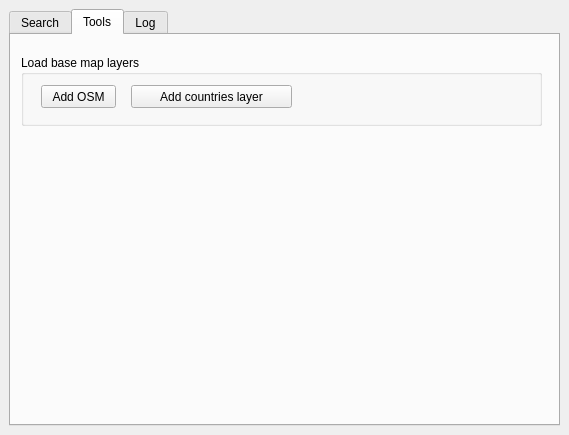
Qt form gui/geo_easin_dockwidget_base.ui (geoinnova/geoeasin) before a commit.
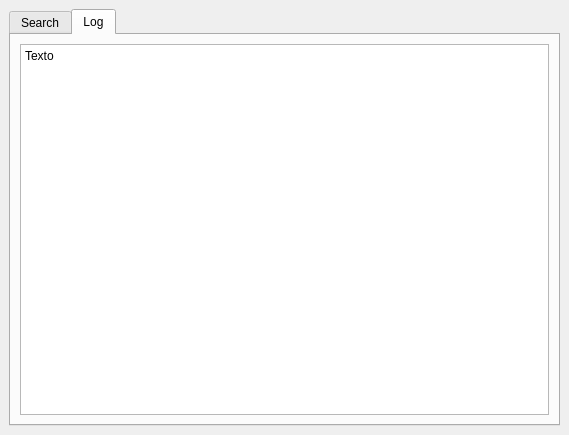
The same form after that commit. The open tabs and pages were chosen to show the change.

Commit message: Delete Tool Tab form dockwidget

The edit to the form file:
```diff
--- a/gui/geo_easin_dockwidget_base.ui
+++ b/gui/geo_easin_dockwidget_base.ui
@@ -86,50 +86,6 @@
         </item>
        </layout>
       </widget>
-      <widget class="QWidget" name="tabTools">
-       <attribute name="title">
-        <string>Tools</string>
-       </attribute>
-       <widget class="QGroupBox" name="groupBaseMap">
-        <property name="geometry">
-         <rect>
-          <x>10</x>
-          <y>20</y>
-          <width>521</width>
-          <height>71</height>
-         </rect>
-        </property>
-        <property name="title">
-         <string>Load base map layers</string>
-        </property>
-        <widget class="QPushButton" name="btnBaseMapOSM">
-         <property name="geometry">
-          <rect>
-           <x>20</x>
-           <y>30</y>
-           <width>75</width>
-           <height>23</height>
-          </rect>
-         </property>
-         <property name="text">
-          <string>Add OSM</string>
-         </property>
-        </widget>
-        <widget class="QPushButton" name="btnBaseMapCountries">
-         <property name="geometry">
-          <rect>
-           <x>110</x>
-           <y>30</y>
-           <width>161</width>
-           <height>23</height>
-          </rect>
-         </property>
-         <property name="text">
-          <string>Add countries layer</string>
-         </property>
-        </widget>
-       </widget>
-      </widget>
       <widget class="QWidget" name="tabLog">
        <attribute name="title">
         <string>Log</string>
```
Left out of the diff: 2 changed lines with no effect on the pictures. The commit also changes 5 other files.
